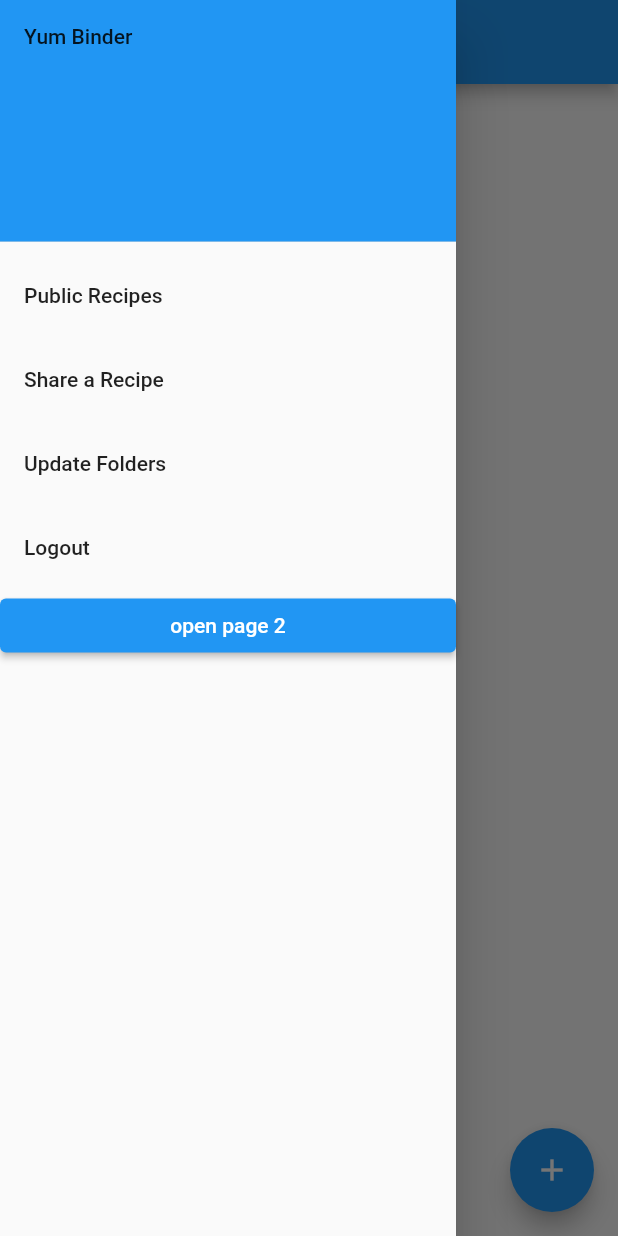
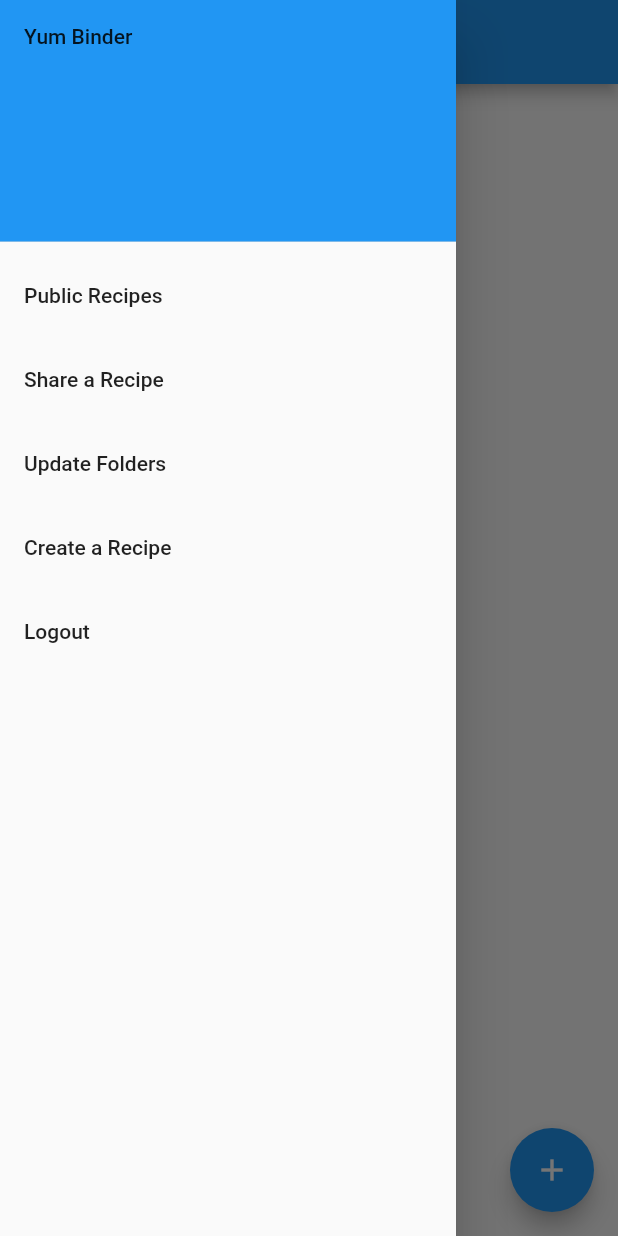
Before and after one commit to kbigelow26/MobileProject, a Flutter app: the screen it shows after launch, with the side drawer open, on a phone screen of 412 x 824 dp. Run offline on Flutter 3.47's test engine with Material 2 defaults, Android fonts, the phone set to English and light mode, and no system bars; our stand-ins replace image_picker.

Commit message:
updating navigation to create recipe

```diff
--- a/cookbook_app/lib/main.dart
+++ b/cookbook_app/lib/main.dart
@@ -421,33 +421,36 @@ class _MyHomePageState extends State<MyHomePage> {
               },
             ),
             ListTile(
+              title: Text('Create a Recipe'),
+              onTap: () {
+                Navigator.push(
+                  context,
+                  MaterialPageRoute(
+                      builder: (context) => CreateRecipeRoute()),
+                );
+              },
+            ),
+            ListTile(
               title: Text('Logout'),
               onTap: () {
                 // Update the state of the app.
                 // ...
               },
             ),
-            ElevatedButton(
-                onPressed: () {
-                  Navigator.push(
-                    context,
-                    MaterialPageRoute(
-                        builder: (context) => CreateRecipeRoute()),
-                  );
-                },
-                child: Text('open page 2'))
           ],
         ),
       ),
       floatingActionButton: FloatingActionButton(
-        onPressed: printTest,
-        tooltip: 'Increment',
+        onPressed: () {
+          Navigator.push(
+            context,
+            MaterialPageRoute(
+                builder: (context) => CreateRecipeRoute()),
+          );
+        },
+        tooltip: 'Go to Create Recipe',
         child: Icon(Icons.add),
       ),
     );
-
-
-
-
   }
 }
```
